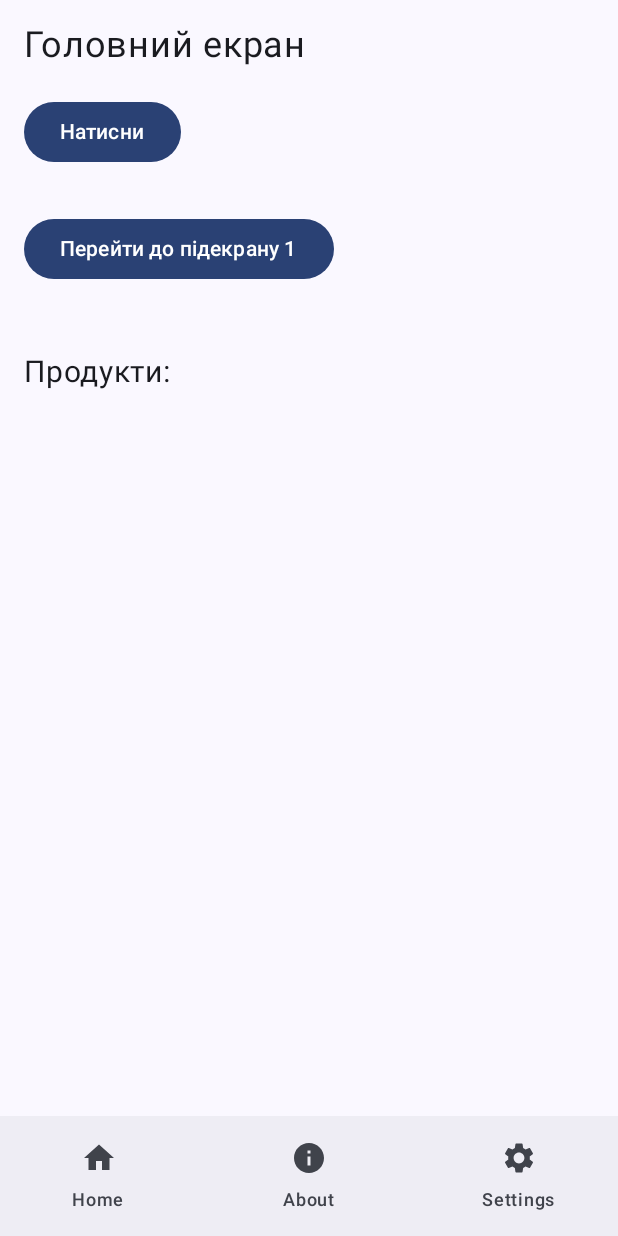
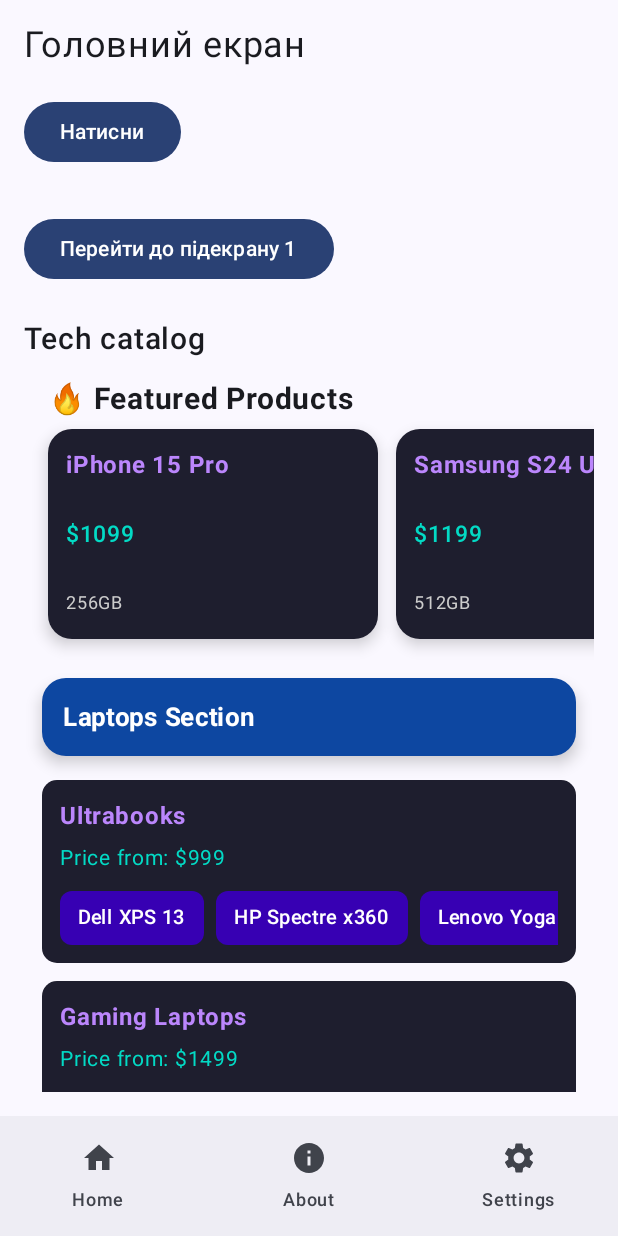
Before and after one commit to VanyaHere/LR1, an Android app built with Jetpack Compose: the screen it shows after launch (MainActivity), on a phone screen of 412 x 824 dp. Run offline under Robolectric (Android 15) with nearby library versions, the phone set to English and light mode, and no system bars; our stand-ins replace navigation suite.

Commit message:
LR3_fixed

```diff
--- a/app/src/main/java/com/example/myapplication/MainActivity.kt
+++ b/app/src/main/java/com/example/myapplication/MainActivity.kt
@@ -4,28 +4,37 @@ import android.os.Bundle
 import androidx.activity.ComponentActivity
 import androidx.activity.compose.setContent
 import androidx.activity.enableEdgeToEdge
+import androidx.compose.foundation.background
 import androidx.compose.foundation.layout.*
 import androidx.compose.foundation.lazy.LazyColumn
 import androidx.compose.foundation.lazy.LazyRow
 import androidx.compose.foundation.lazy.items
+import androidx.compose.foundation.shape.RoundedCornerShape
 import androidx.compose.material.icons.Icons
 import androidx.compose.material.icons.filled.Home
 import androidx.compose.material.icons.filled.Info
 import androidx.compose.material.icons.filled.Settings
 import androidx.compose.material3.*
 import androidx.compose.material3.adaptive.navigationsuite.NavigationSuiteScaffold
-import androidx.compose.runtime.*
+import androidx.compose.runtime.Composable
+import androidx.compose.runtime.getValue
+import androidx.compose.runtime.remember
+import androidx.compose.runtime.mutableStateOf
+import androidx.compose.runtime.setValue
 import androidx.compose.ui.Alignment
 import androidx.compose.ui.Modifier
 import androidx.compose.ui.graphics.Color
 import androidx.compose.ui.graphics.vector.ImageVector
+import androidx.compose.ui.text.font.FontWeight
 import androidx.compose.ui.tooling.preview.Preview
 import androidx.compose.ui.tooling.preview.PreviewScreenSizes
 import androidx.compose.ui.unit.dp
 import androidx.compose.ui.unit.sp
 import androidx.lifecycle.viewmodel.compose.viewModel
 import androidx.navigation.NavController
-import androidx.navigation.compose.*
+import androidx.navigation.compose.NavHost
+import androidx.navigation.compose.composable
+import androidx.navigation.compose.navigation
 import androidx.navigation.compose.rememberNavController
 import com.example.myapplication.ui.theme.MyApplicationTheme
 
@@ -90,7 +99,7 @@ fun MyApplicationApp() {
                 modifier = Modifier.padding(innerPadding)
             ) {
 
-                navigation(route = Routes.HOME, startDestination = Routes.HOME_SCREEN0){
+                navigation(route = Routes.HOME, startDestination = Routes.HOME_SCREEN0) {
 
                     composable(Routes.HOME_SCREEN0) {
                         HomeScreen(navController, viewModel)
@@ -104,17 +113,6 @@ fun MyApplicationApp() {
                         HomeScreen2(navController)
                     }
                 }
-//                composable(Routes.HOME) {
-//                    HomeScreen(navController, viewModel)
-//                }
-//
-//                composable(Routes.HOME_SCREEN1) {
-//                    HomeScreen1(navController, viewModel)
-//                }
-
-//                composable(Routes.HOME_SCREEN2) {
-//                    HomeScreen2(navController)
-//                }
 
                 composable(Routes.ABOUT) {
                     AboutScreen(
@@ -139,39 +137,6 @@ fun MyApplicationApp() {
 }
 
 @Composable
-fun UserItem(user: User) {
-    Card(
-        modifier = Modifier
-            .fillMaxWidth()
-            .padding(vertical = 4.dp),
-        colors = CardDefaults.cardColors(containerColor = Color(0xFFE3F2FD))
-    ) {
-        Row(
-            modifier = Modifier.padding(16.dp),
-            verticalAlignment = Alignment.CenterVertically
-        ) {
-            Text(text = "${user.name}", fontSize = 18.sp, color = Color.Black)
-        }
-    }
-}
-
-@Composable
-fun ProductItem(product: Product) {
-    Card(
-        modifier = Modifier
-            .fillMaxWidth()
-            .padding(vertical = 4.dp),
-        colors = CardDefaults.cardColors(containerColor = Color(0xFFFFF9C4))
-    ) {
-        Row(
-            modifier = Modifier.padding(16.dp),
-            verticalAlignment = Alignment.CenterVertically
-        ) {
-            Text(text = "${product.title} - ${product.price} ₴", fontSize = 18.sp, color = Color.Black)
-        }
-    }
-}
-@Composable
 fun HomeScreen(navController: NavController, viewModel: MainViewModel) {
 
     Column(
@@ -193,31 +158,19 @@ fun HomeScreen(navController: NavController, viewModel: MainViewModel) {
             Text("Перейти до підекрану 1")
         }
 
-        Spacer(Modifier.height(30.dp))
+        Spacer(Modifier.height(24.dp))
 
-        LazyColumn(modifier = Modifier.fillMaxSize()) {
-            items(viewModel.users) { user ->
-                UserItem(user)
-            }
+        Text(
+            text = "Tech catalog",
+            fontSize = 20.sp,
+            fontWeight = FontWeight.SemiBold,
+            modifier = Modifier.padding(bottom = 8.dp)
+        )
 
-            item {
-                Text(
-                    "Продукти:",
-                    fontSize = 20.sp,
-                    modifier = Modifier.padding(top = 16.dp, bottom = 8.dp)
-                )
+        FeaturedProductsRow(viewModel)
+        Spacer(modifier = Modifier.height(16.dp))
 
-                LazyRow(
-                    modifier = Modifier
-                        .fillMaxWidth(),
-                    horizontalArrangement = Arrangement.spacedBy(16.dp)
-                ) {
-                    items(viewModel.products) { product ->
-                        ProductItem(product)
-                    }
-                }
-            }
-        }
+        ProductListScreen(viewModel)
     }
 }
 
@@ -307,6 +260,180 @@ fun SettingsScreen(modifier: Modifier = Modifier, viewModel: MainViewModel) {
     }
 }
 
+@Composable
+fun ProductListScreen(viewModel: MainViewModel) {
+    LazyColumn(
+        modifier = Modifier.fillMaxWidth()
+    ) {
+        items(
+            items = viewModel.products,
+            key = { item ->
+                when (item) {
+                    is ProductItem -> item.id
+                    is HeaderItem -> item.id
+                    is NewsItem -> item.id
+                    else -> item.hashCode()
+                }
+            }
+        ) { item ->
+            when (item) {
+                is HeaderItem -> HeaderItemView(item)
+                is ProductItem -> ProductItemView(item)
+                is NewsItem -> NewsItemView(item)
+                else -> {}
+            }
+        }
+    }
+}
+
+@Composable
+fun FeaturedProductsRow(viewModel: MainViewModel) {
+
+    Column {
+        Text(
+            text = "🔥 Featured Products",
+            fontSize = 20.sp,
+            fontWeight = FontWeight.Bold,
+            modifier = Modifier.padding(horizontal = 16.dp, vertical = 8.dp)
+        )
+
+        LazyRow(
+            modifier = Modifier.fillMaxWidth(),
+            contentPadding = PaddingValues(horizontal = 16.dp),
+            horizontalArrangement = Arrangement.spacedBy(12.dp)
+        ) {
+            items(viewModel.featuredProducts, key = { it.id }) { item ->
+                FeaturedProductCard(item)
+            }
+        }
+    }
+}
+@Composable
+fun FeaturedProductCard(item: ProductItem) {
+    Surface(
+        modifier = Modifier
+            .width(220.dp)
+            .height(140.dp),
+        shape = RoundedCornerShape(16.dp),
+        color = Color(0xFF1E1E2E),
+        shadowElevation = 6.dp
+    ) {
+        Column(
+            modifier = Modifier.padding(12.dp),
+            verticalArrangement = Arrangement.SpaceBetween
+        ) {
+
+            Text(
+                text = item.title,
+                color = Color(0xFFBB86FC),
+                fontWeight = FontWeight.Bold,
+                fontSize = 16.sp,
+                maxLines = 2
+            )
+
+            Text(
+                text = item.price,
+                color = Color(0xFF03DAC5),
+                fontSize = 15.sp,
+                fontWeight = FontWeight.SemiBold
+            )
+
+            Text(
+                text = item.values.first(),
+                color = Color.LightGray,
+                fontSize = 12.sp
+            )
+        }
+    }
+}
+
+@Composable
+fun ProductItemView(item: ProductItem) {
+    Surface(
+        modifier = Modifier
+            .padding(horizontal = 12.dp, vertical = 6.dp)
+            .fillMaxWidth(),
+        color = Color(0xFF1E1E2E),
+        shape = RoundedCornerShape(10.dp),
+        tonalElevation = 4.dp
+    ) {
+        Column(modifier = Modifier.padding(12.dp)) {
+
+            Text(
+                text = item.title,
+                fontSize = 16.sp,
+                fontWeight = FontWeight.Bold,
+                color = Color(0xFFBB86FC)
+            )
+
+            Spacer(modifier = Modifier.height(4.dp))
+
+            Text(
+                text = "Price from: ${item.price}",
+                fontSize = 14.sp,
+                color = Color(0xFF03DAC5)
+            )
+
+            Spacer(modifier = Modifier.height(10.dp))
+
+            LazyRow(
+                horizontalArrangement = Arrangement.spacedBy(8.dp)
+            ) {
+                items(item.values) { value ->
+                    Text(
+                        text = value,
+                        modifier = Modifier
+                            .background(
+                                Color(0xFF3700B3),
+                                RoundedCornerShape(8.dp)
+                            )
+                            .padding(horizontal = 12.dp, vertical = 6.dp),
+                        color = Color.White,
+                        fontSize = 13.sp,
+                        fontWeight = FontWeight.Medium
+                    )
+                }
+            }
+        }
+    }
+}
+@Composable
+fun NewsItemView(item: NewsItem) {
+    Surface(
+        modifier = Modifier
+            .padding(12.dp)
+            .fillMaxWidth(),
+        color = Color(0xFF263238),
+        shape = RoundedCornerShape(10.dp)
+    ) {
+        Column(modifier = Modifier.padding(14.dp)) {
+            Text(item.title, color = Color.White, fontWeight = FontWeight.Bold)
+            Spacer(Modifier.height(4.dp))
+            Text(item.date, color = Color.LightGray, fontSize = 12.sp)
+        }
+    }
+}
+
+@Composable
+fun HeaderItemView(item: HeaderItem) {
+    Surface(
+        modifier = Modifier
+            .padding(horizontal = 12.dp, vertical = 10.dp)
+            .fillMaxWidth(),
+        color = Color(0xFF0D47A1),
+        shape = RoundedCornerShape(16.dp),
+        shadowElevation = 6.dp
+    ) {
+        Text(
+            text = item.title,
+            modifier = Modifier.padding(14.dp),
+            color = Color.White,
+            fontSize = 17.sp,
+            fontWeight = FontWeight.Bold
+        )
+    }
+}
+
 @Preview(showBackground = true)
 @Composable
 fun GreetingPreview() {
--- a/app/src/main/java/com/example/myapplication/MainViewModel.kt
+++ b/app/src/main/java/com/example/myapplication/MainViewModel.kt
@@ -1,12 +1,35 @@
 package com.example.myapplication
 
+import androidx.compose.runtime.getValue
+import androidx.compose.runtime.mutableStateOf
+import androidx.compose.runtime.setValue
+import androidx.compose.runtime.mutableStateListOf
 import androidx.lifecycle.ViewModel
-import androidx.compose.runtime.mutableStateOf
-import androidx.compose.runtime.getValue
-import androidx.compose.runtime.setValue
+
+interface ListItem
+
+data class ProductItem(
+    val id: Int,
+    val title: String,
+    val price: String,
+    val values: List<String>
+) : ListItem
+
+data class HeaderItem(
+    val id: Int,
+    val title: String
+) : ListItem
+
+data class NewsItem(
+    val id: Int,
+    val title: String,
+    val date: String
+) : ListItem
+
 
 class MainViewModel : ViewModel() {
 
+    // Те, що вже було
     var homeText by mutableStateOf("Головний екран")
         private set
 
@@ -28,15 +51,145 @@ class MainViewModel : ViewModel() {
         settingsText = "My ViewModel!"
     }
 
-    val users = listOf(
-        User(1, "Володимир"),
-        User(2, "Микита"),
-        User(3, "Олег")
+    var products = mutableStateListOf<ListItem>()
+        private set
+
+    init {
+        loadTestData()
+    }
+
+    var featuredProducts = listOf(
+        ProductItem(
+            id = 101,
+            title = "iPhone 15 Pro",
+            price = "$1099",
+            values = listOf("256GB", "Titanium", "A17 Pro")
+        ),
+        ProductItem(
+            id = 102,
+            title = "Samsung S24 Ultra",
+            price = "$1199",
+            values = listOf("512GB", "200MP", "Snapdragon")
+        ),
+        ProductItem(
+            id = 103,
+            title = "MacBook Air M3",
+            price = "$1299",
+            values = listOf("16GB RAM", "512GB SSD", "M3")
+        )
     )
 
-    val products = listOf(
-        Product(1, "Яблуко", 19.99),
-        Product(2, "Банан", 25.99),
-        Product(3, "Апельсин", 39.49)
-    )
+    private fun loadTestData() {
+        products.addAll(
+            listOf(
+                HeaderItem(1, "Laptops Section"),
+                ProductItem(
+                    id = 2,
+                    title = "Ultrabooks",
+                    price = "$999",
+                    values = listOf(
+                        "Dell XPS 13",
+                        "HP Spectre x360",
+                        "Lenovo Yoga Slim",
+                        "Asus ZenBook",
+                        "Microsoft Surface Laptop"
+                    )
+                ),
+                ProductItem(
+                    id = 3,
+                    title = "Gaming Laptops",
+                    price = "$1499",
+                    values = listOf(
+                        "Asus ROG Strix",
+                        "MSI Raider",
+                        "Lenovo Legion",
+                        "Acer Predator",
+                        "HP Omen"
+                    )
+                ),
+                NewsItem(
+                    id = 7,
+                    title = "New Samsung Galaxy S25 is Out",
+                    date = "11.11.2025"
+                ),
+                HeaderItem(4, "Smartphones Section"),
+                ProductItem(
+                    id = 5,
+                    title = "Flagship Phones",
+                    price = "$1099",
+                    values = listOf(
+                        "iPhone 15 Pro",
+                        "Samsung Galaxy S24 Ultra",
+                        "Google Pixel 9 Pro",
+                        "OnePlus 12",
+                        "Xiaomi 14 Pro"
+                    )
+                ),
+                ProductItem(
+                    id = 6,
+                    title = "Budget Phones",
+                    price = "$399",
+                    values = listOf(
+                        "Samsung Galaxy A55",
+                        "Redmi Note 13",
+                        "Realme 12",
+                        "Motorola G Power",
+                        "Nokia G22"
+                    )
+                ),
+
+                HeaderItem(8, "Tablets & Wearables"),
+                ProductItem(
+                    id = 9,
+                    title = "Tablets",
+                    price = "$599",
+                    values = listOf(
+                        "iPad Air",
+                        "iPad Pro",
+                        "Samsung Galaxy Tab S9",
+                        "Xiaomi Pad 6",
+                        "Lenovo Tab P12"
+                    )
+                ),
+                ProductItem(
+                    id = 10,
+                    title = "Smartwatches",
+                    price = "$299",
+                    values = listOf(
+                        "Apple Watch Series 10",
+                        "Samsung Galaxy Watch7",
+                        "Garmin Venu 3",
+                        "Huawei Watch GT",
+                        "Xiaomi Watch 2"
+                    )
+                ),
+
+                HeaderItem(11, "Accessories"),
+                ProductItem(
+                    id = 12,
+                    title = "Laptop Accessories",
+                    price = "$79",
+                    values = listOf(
+                        "Wireless Mouse",
+                        "Mechanical Keyboard",
+                        "USB-C Docking Station",
+                        "External SSD",
+                        "Laptop Stand"
+                    )
+                ),
+                ProductItem(
+                    id = 13,
+                    title = "Phone Accessories",
+                    price = "$29",
+                    values = listOf(
+                        "MagSafe Charger",
+                        "Power Bank",
+                        "Bluetooth Earbuds",
+                        "Protective Case",
+                        "Screen Protector"
+                    )
+                )
+            )
+        )
+    }
 }
```
